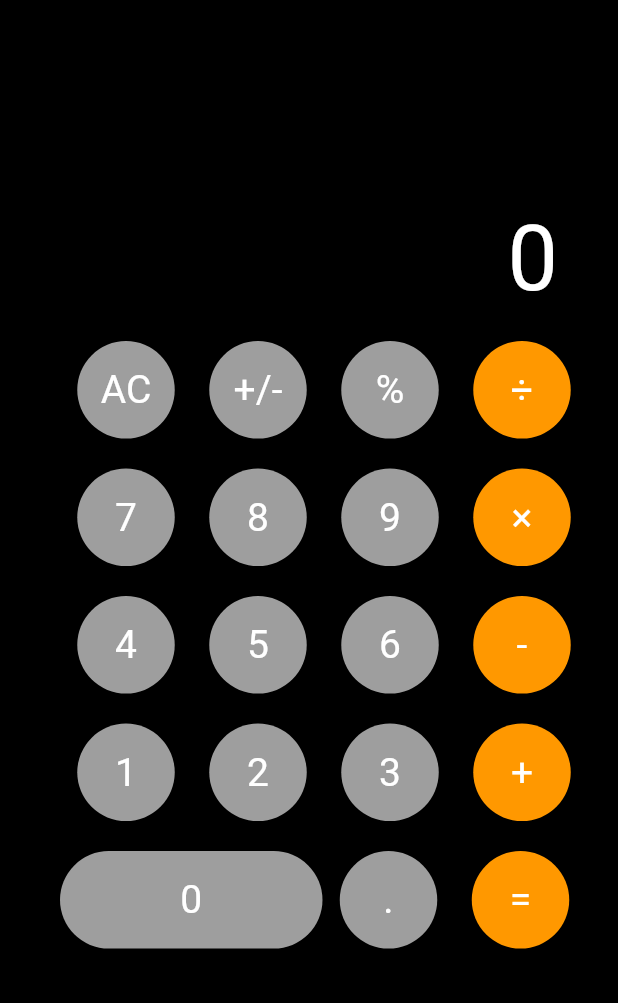
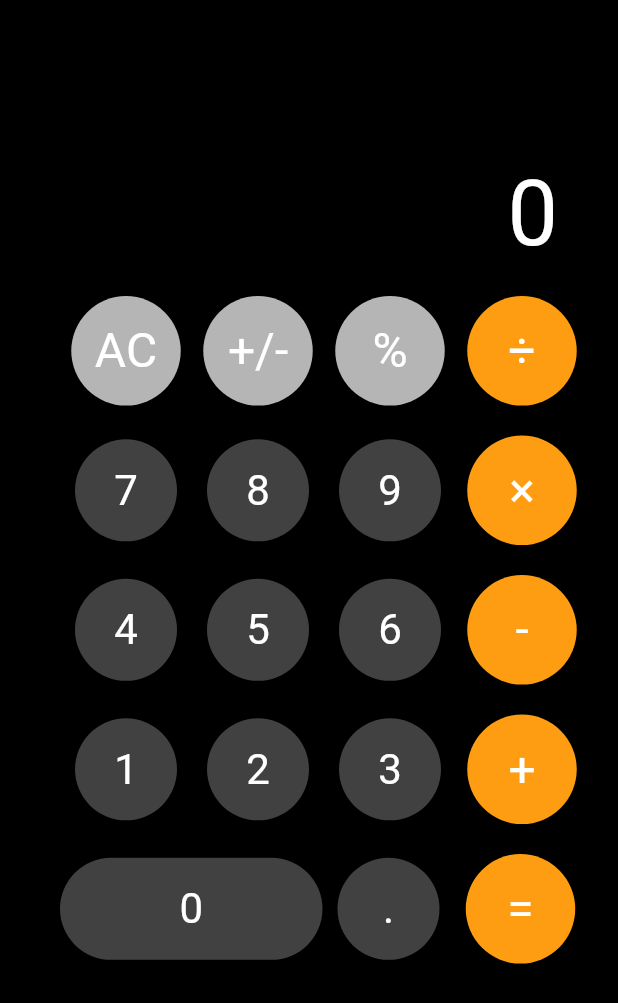
Before and after one commit to devenderbutani21/calcualtorFlutterApp, a Flutter app: the screen it shows after launch, on a phone screen of 412 x 824 dp. Shown: the top 1003 px of the screen. Run offline on Flutter 3.47's test engine with Material 2 defaults, Android fonts, the phone set to English and light mode, and no system bars.

Commit message:
Made UI Changes

```diff
--- a/lib/main.dart
+++ b/lib/main.dart
@@ -27,6 +27,10 @@ class MyCalcPage extends StatefulWidget {
 
 class _MyCalcPageState extends State<MyCalcPage> {
   var ansStr = '0';
+  static const color1 = Color(0xffb5b5b5);
+  static const color2 = Color(0xff414141);
+  static const color3 = Color(0xfffe9d12);
+
   @override
   Widget build(BuildContext context) {
     return SafeArea(
@@ -36,23 +40,26 @@ class _MyCalcPageState extends State<MyCalcPage> {
           children: <Widget>[
             Container(
               child: Column(
-                mainAxisAlignment: MainAxisAlignment
-                    .spaceEvenly, // Equal vertical space between all the children of column
+                mainAxisAlignment: MainAxisAlignment.spaceEvenly,
+                // Equal vertical space between all the children of column
                 children: <Widget>[
                   // the column widget uses the children property
                   Container(
-                    margin: const EdgeInsets.only(right: 40.0, left: 40,),
+                    margin: const EdgeInsets.only(
+                      right: 40.0,
+                      left: 40,
+                    ),
                     // Display Container
                     constraints: BoxConstraints.expand(
                       // Creating a boxed container
                       height:
                           Theme.of(context).textTheme.headline4.fontSize * 1.1 +
-                              170.0,
+                              140.0,
                     ),
-                    alignment: Alignment
-                        .bottomRight, // Aligning the text to the bottom right of our display screen
-                    color: Colors
-                        .black, // Setting the background color of the container
+                    alignment: Alignment.bottomRight,
+                    // Aligning the text to the bottom right of our display screen
+                    color: Colors.black,
+                    // Setting the background color of the container
                     child: Text(
                       ansStr,
                       style: TextStyle(
@@ -75,22 +82,22 @@ class _MyCalcPageState extends State<MyCalcPage> {
                   RawMaterialButton(
                     child: Text(
                       'AC',
-                      style: TextStyle(color: Colors.white, fontSize: 26),
+                      style: TextStyle(color: Colors.white, fontSize: 32),
                     ),
                     onPressed: () {
                       setState(() {
-                          ansStr = "0";
+                        ansStr = "0";
                       });
                     },
                     elevation: 2.0,
-                    fillColor: Colors.grey,
+                    fillColor: color1,
                     padding: EdgeInsets.all(17.5),
                     shape: CircleBorder(),
                   ),
                   RawMaterialButton(
                     child: Text(
                       '+/-',
-                      style: TextStyle(color: Colors.white, fontSize: 26),
+                      style: TextStyle(color: Colors.white, fontSize: 32),
                     ),
                     onPressed: () {
                       var val = -1 * (double.parse(ansStr));
@@ -99,34 +106,34 @@ class _MyCalcPageState extends State<MyCalcPage> {
                       });
                     },
                     elevation: 2.0,
-                    fillColor: Colors.grey,
+                    fillColor: color1,
                     padding: EdgeInsets.all(17.5),
                     shape: CircleBorder(),
                   ),
                   RawMaterialButton(
                     child: Text(
                       '%',
-                      style: TextStyle(color: Colors.white, fontSize: 26),
+                      style: TextStyle(color: Colors.white, fontSize: 32),
                     ),
                     onPressed: () {
-                      var val = (double.parse(ansStr))/100;
+                      var val = (double.parse(ansStr)) / 100;
                       setState(() {
                         ansStr = val.toString();
                       });
                     },
                     elevation: 2.0,
-                    fillColor: Colors.grey,
+                    fillColor: color1,
                     padding: EdgeInsets.all(17.5),
                     shape: CircleBorder(),
                   ),
                   RawMaterialButton(
                     child: Text(
                       '÷',
-                      style: TextStyle(color: Colors.white, fontSize: 26),
+                      style: TextStyle(color: Colors.white, fontSize: 32),
                     ),
                     onPressed: () {},
                     elevation: 2.0,
-                    fillColor: Colors.orange,
+                    fillColor: color3,
                     padding: EdgeInsets.all(17.5),
                     shape: CircleBorder(),
                   )
@@ -143,11 +150,11 @@ class _MyCalcPageState extends State<MyCalcPage> {
                   RawMaterialButton(
                     child: Text(
                       '7',
-                      style: TextStyle(color: Colors.white, fontSize: 26),
+                      style: TextStyle(color: Colors.white, fontSize: 28),
                     ),
                     onPressed: () {
                       setState(() {
-                        if(ansStr=="0"){
+                        if (ansStr == "0") {
                           ansStr = "7";
                         } else {
                           ansStr = ansStr + "7";
@@ -155,18 +162,18 @@ class _MyCalcPageState extends State<MyCalcPage> {
                       });
                     },
                     elevation: 2.0,
-                    fillColor: Colors.grey,
+                    fillColor: color2,
                     padding: EdgeInsets.all(17.5),
                     shape: CircleBorder(),
                   ),
                   RawMaterialButton(
                     child: Text(
                       '8',
-                      style: TextStyle(color: Colors.white, fontSize: 26),
+                      style: TextStyle(color: Colors.white, fontSize: 28),
                     ),
                     onPressed: () {
                       setState(() {
-                        if(ansStr=="0"){
+                        if (ansStr == "0") {
                           ansStr = "8";
                         } else {
                           ansStr = ansStr + "8";
@@ -174,18 +181,18 @@ class _MyCalcPageState extends State<MyCalcPage> {
                       });
                     },
                     elevation: 2.0,
-                    fillColor: Colors.grey,
+                    fillColor: color2,
                     padding: EdgeInsets.all(17.5),
                     shape: CircleBorder(),
                   ),
                   RawMaterialButton(
                     child: Text(
                       '9',
-                      style: TextStyle(color: Colors.white, fontSize: 26),
+                      style: TextStyle(color: Colors.white, fontSize: 28),
                     ),
                     onPressed: () {
                       setState(() {
-                        if(ansStr=="0"){
+                        if (ansStr == "0") {
                           ansStr = "9";
                         } else {
                           ansStr = ansStr + "9";
@@ -193,18 +200,18 @@ class _MyCalcPageState extends State<MyCalcPage> {
                       });
                     },
                     elevation: 2.0,
-                    fillColor: Colors.grey,
+                    fillColor: color2,
                     padding: EdgeInsets.all(17.5),
                     shape: CircleBorder(),
                   ),
                   RawMaterialButton(
                     child: Text(
                       '×',
-                      style: TextStyle(color: Colors.white, fontSize: 26),
+                      style: TextStyle(color: Colors.white, fontSize: 32),
                     ),
                     onPressed: () {},
                     elevation: 2.0,
-                    fillColor: Colors.orange,
+                    fillColor: color3,
                     padding: EdgeInsets.all(17.5),
                     shape: CircleBorder(),
                   ),
@@ -221,11 +228,11 @@ class _MyCalcPageState extends State<MyCalcPage> {
                   RawMaterialButton(
                     child: Text(
                       '4',
-                      style: TextStyle(color: Colors.white, fontSize: 26),
+                      style: TextStyle(color: Colors.white, fontSize: 28),
                     ),
                     onPressed: () {
                       setState(() {
-                        if(ansStr=="0"){
+                        if (ansStr == "0") {
                           ansStr = "4";
                         } else {
                           ansStr = ansStr + "4";
@@ -233,18 +240,18 @@ class _MyCalcPageState extends State<MyCalcPage> {
                       });
                     },
                     elevation: 2.0,
-                    fillColor: Colors.grey,
+                    fillColor: color2,
                     padding: EdgeInsets.all(17.5),
                     shape: CircleBorder(),
                   ),
                   RawMaterialButton(
                     child: Text(
                       '5',
-                      style: TextStyle(color: Colors.white, fontSize: 26),
+                      style: TextStyle(color: Colors.white, fontSize: 28),
                     ),
                     onPressed: () {
                       setState(() {
-                        if(ansStr=="0"){
+                        if (ansStr == "0") {
                           ansStr = "5";
                         } else {
                           ansStr = ansStr + "5";
@@ -252,18 +259,18 @@ class _MyCalcPageState extends State<MyCalcPage> {
                       });
                     },
                     elevation: 2.0,
-                    fillColor: Colors.grey,
+                    fillColor: color2,
                     padding: EdgeInsets.all(17.5),
                     shape: CircleBorder(),
                   ),
                   RawMaterialButton(
                     child: Text(
                       '6',
-                      style: TextStyle(color: Colors.white, fontSize: 26),
+                      style: TextStyle(color: Colors.white, fontSize: 28),
                     ),
                     onPressed: () {
                       setState(() {
-                        if(ansStr=="0"){
+                        if (ansStr == "0") {
                           ansStr = "6";
                         } else {
                           ansStr = ansStr + "6";
@@ -271,18 +278,18 @@ class _MyCalcPageState extends State<MyCalcPage> {
                       });
                     },
                     elevation: 2.0,
-                    fillColor: Colors.grey,
+                    fillColor: color2,
                     padding: EdgeInsets.all(17.5),
                     shape: CircleBorder(),
                   ),
                   RawMaterialButton(
                     child: Text(
                       '-',
-                      style: TextStyle(color: Colors.white, fontSize: 26),
+                      style: TextStyle(color: Colors.white, fontSize: 32),
                     ),
                     onPressed: () {},
                     elevation: 2.0,
-                    fillColor: Colors.orange,
+                    fillColor: color3,
                     padding: EdgeInsets.all(17.5),
                     shape: CircleBorder(),
                   ),
@@ -299,11 +306,11 @@ class _MyCalcPageState extends State<MyCalcPage> {
                   RawMaterialButton(
                     child: Text(
                       '1',
-                      style: TextStyle(color: Colors.white, fontSize: 26),
+                      style: TextStyle(color: Colors.white, fontSize: 28),
                     ),
                     onPressed: () {
                       setState(() {
-                        if(ansStr=="0"){
+                        if (ansStr == "0") {
                           ansStr = "1";
                         } else {
                           ansStr = ansStr + "1";
@@ -311,18 +318,18 @@ class _MyCalcPageState extends State<MyCalcPage> {
                       });
                     },
                     elevation: 2.0,
-                    fillColor: Colors.grey,
+                    fillColor: color2,
                     padding: EdgeInsets.all(17.5),
                     shape: CircleBorder(),
                   ),
                   RawMaterialButton(
                     child: Text(
                       '2',
-                      style: TextStyle(color: Colors.white, fontSize: 26),
+                      style: TextStyle(color: Colors.white, fontSize: 28),
                     ),
                     onPressed: () {
                       setState(() {
-                        if(ansStr=="0"){
+                        if (ansStr == "0") {
                           ansStr = "2";
                         } else {
                           ansStr = ansStr + "2";
@@ -330,18 +337,18 @@ class _MyCalcPageState extends State<MyCalcPage> {
                       });
                     },
                     elevation: 2.0,
-                    fillColor: Colors.grey,
+                    fillColor: color2,
                     padding: EdgeInsets.all(17.5),
                     shape: CircleBorder(),
                   ),
                   RawMaterialButton(
                     child: Text(
                       '3',
-                      style: TextStyle(color: Colors.white, fontSize: 26),
+                      style: TextStyle(color: Colors.white, fontSize: 28),
                     ),
                     onPressed: () {
                       setState(() {
-                        if(ansStr=="0"){
+                        if (ansStr == "0") {
                           ansStr = "3";
                         } else {
                           ansStr = ansStr + "3";
@@ -349,18 +356,18 @@ class _MyCalcPageState extends State<MyCalcPage> {
                       });
                     },
                     elevation: 2.0,
-                    fillColor: Colors.grey,
+                    fillColor: color2,
                     padding: EdgeInsets.all(17.5),
                     shape: CircleBorder(),
                   ),
                   RawMaterialButton(
                     child: Text(
                       '+',
-                      style: TextStyle(color: Colors.white, fontSize: 26),
+                      style: TextStyle(color: Colors.white, fontSize: 32),
                     ),
                     onPressed: () {},
                     elevation: 2.0,
-                    fillColor: Colors.orange,
+                    fillColor: color3,
                     padding: EdgeInsets.all(17.5),
                     shape: CircleBorder(),
                   )
@@ -379,17 +386,17 @@ class _MyCalcPageState extends State<MyCalcPage> {
                     child: RawMaterialButton(
                       child: Text(
                         '0',
-                        style: TextStyle(color: Colors.white, fontSize: 26),
+                        style: TextStyle(color: Colors.white, fontSize: 28),
                       ),
                       onPressed: () {
                         setState(() {
-                          if(ansStr!="0"){
+                          if (ansStr != "0") {
                             ansStr = ansStr + "0";
                           }
                         });
                       },
                       elevation: 2.0,
-                      fillColor: Colors.grey,
+                      fillColor: color2,
                       padding: EdgeInsets.all(17.5),
                       shape: RoundedRectangleBorder(
                           borderRadius: BorderRadius.circular(36.0)),
@@ -398,11 +405,11 @@ class _MyCalcPageState extends State<MyCalcPage> {
                   RawMaterialButton(
                     child: Text(
                       '.',
-                      style: TextStyle(color: Colors.white, fontSize: 26),
+                      style: TextStyle(color: Colors.white, fontSize: 28),
                     ),
                     onPressed: () {
                       setState(() {
-                        if(ansStr.contains('.')){
+                        if (ansStr.contains('.')) {
                           ansStr = ansStr;
                         } else {
                           ansStr = ansStr + ".";
@@ -410,18 +417,18 @@ class _MyCalcPageState extends State<MyCalcPage> {
                       });
                     },
                     elevation: 2.0,
-                    fillColor: Colors.grey,
+                    fillColor: color2,
                     padding: EdgeInsets.all(17.5),
                     shape: CircleBorder(),
                   ),
                   RawMaterialButton(
                     child: Text(
                       '=',
-                      style: TextStyle(color: Colors.white, fontSize: 26),
+                      style: TextStyle(color: Colors.white, fontSize: 32),
                     ),
                     onPressed: () {},
                     elevation: 2.0,
-                    fillColor: Colors.orange,
+                    fillColor: color3,
                     padding: EdgeInsets.all(17.5),
                     shape: CircleBorder(),
                   )
```
